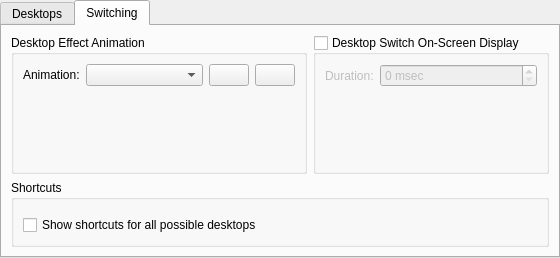
KDE/kwin, file kcmkwin/kwindesktop/main.ui: the form before one commit.
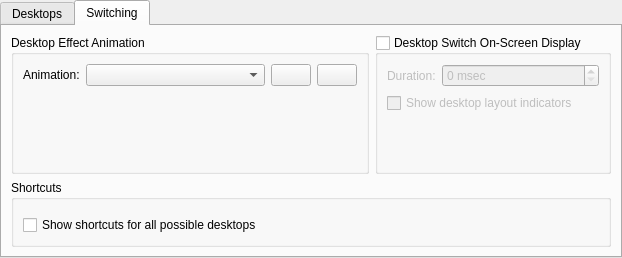
The form after the commit. The open tabs and pages were chosen to show the change. Custom widgets are drawn as their Qt base class.

Commit message: Adding option to only show the desktop name in the desktop change OSD. This brings back the behaviour of the old popup info. FEATURE: 193926

Patch:
```diff
--- a/kcmkwin/kwindesktop/main.ui
+++ b/kcmkwin/kwindesktop/main.ui
@@ -6,7 +6,7 @@
    <rect>
     <x>0</x>
     <y>0</y>
-    <width>560</width>
+    <width>622</width>
     <height>258</height>
    </rect>
   </property>
@@ -260,7 +260,7 @@
             </property>
            </widget>
           </item>
-          <item row="1" column="0">
+          <item row="2" column="0">
            <spacer name="verticalSpacer_2">
             <property name="orientation">
              <enum>Qt::Vertical</enum>
@@ -273,6 +273,16 @@
             </property>
            </spacer>
           </item>
+          <item row="1" column="0" colspan="2">
+           <widget class="QCheckBox" name="desktopLayoutIndicatorCheckBox">
+            <property name="toolTip">
+             <string>Enabling this option will show a small preview of the desktop layout indicating the selected desktop.</string>
+            </property>
+            <property name="text">
+             <string>Show desktop layout indicators</string>
+            </property>
+           </widget>
+          </item>
          </layout>
         </widget>
        </item>
```
The commit also changes 3 other files.
